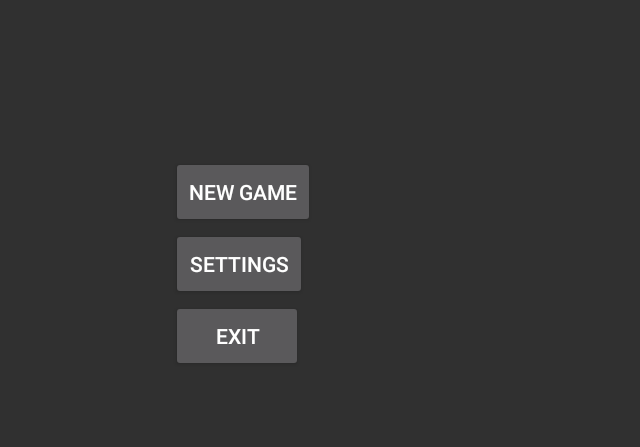
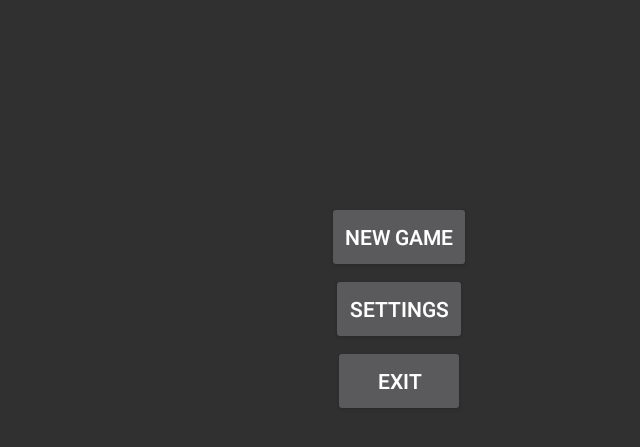
Before and after one commit to Nenartovich/Barberwolf, an Android app: the screen it shows after launch (MainActivity), on a phone screen of 824 x 412 dp (held sideways). Shown: the top 447 px of the screen, without its empty margins (219-859 px from the left). Run offline under Robolectric (Android 15) with nearby library versions, the phone set to English and light mode, and no system bars.

Commit message:
Replace ConstraintLayout to RelativeLayout in main menu. Remove hardcode main menu button coordinates

```diff
--- a/app/src/main/res/layout/activity_main.xml
+++ b/app/src/main/res/layout/activity_main.xml
@@ -1,6 +1,5 @@
 <?xml version="1.0" encoding="utf-8"?>
-<androidx.constraintlayout.widget.ConstraintLayout xmlns:android="http://schemas.android.com/apk/res/android"
-    xmlns:app="http://schemas.android.com/apk/res-auto"
+<RelativeLayout xmlns:android="http://schemas.android.com/apk/res/android"
     xmlns:tools="http://schemas.android.com/tools"
     android:screenOrientation = "landscape"
     android:layout_width="match_parent"
@@ -9,27 +8,25 @@
 
     <Button
         android:id="@+id/newGameButton"
+        android:text="@string/new_game"
         android:layout_width="wrap_content"
         android:layout_height="wrap_content"
-        android:layout_marginStart="260dp"
-        android:layout_marginTop="104dp"
-        android:text="@string/new_game"
-        app:layout_constraintStart_toStartOf="parent"
-        app:layout_constraintTop_toTopOf="parent" />
+        android:layout_above="@id/settingsButton"
+        android:layout_centerHorizontal="true"/>
 
     <Button
         android:id="@+id/settingsButton"
+        android:text="@string/settings"
         android:layout_width="wrap_content"
         android:layout_height="wrap_content"
-        android:text="@string/settings"
-        app:layout_constraintStart_toStartOf="@+id/newGameButton"
-        app:layout_constraintTop_toBottomOf="@+id/newGameButton" />
+        android:layout_centerHorizontal="true"
+        android:layout_centerVertical="true"/>
 
     <Button
         android:id="@+id/exitButton"
         android:layout_width="wrap_content"
         android:layout_height="wrap_content"
+        android:layout_below="@id/settingsButton"
         android:text="@string/exit"
-        app:layout_constraintStart_toStartOf="@+id/settingsButton"
-        app:layout_constraintTop_toBottomOf="@+id/settingsButton" />
-</androidx.constraintlayout.widget.ConstraintLayout>
+        android:layout_centerHorizontal="true"/>
+</RelativeLayout>
```
